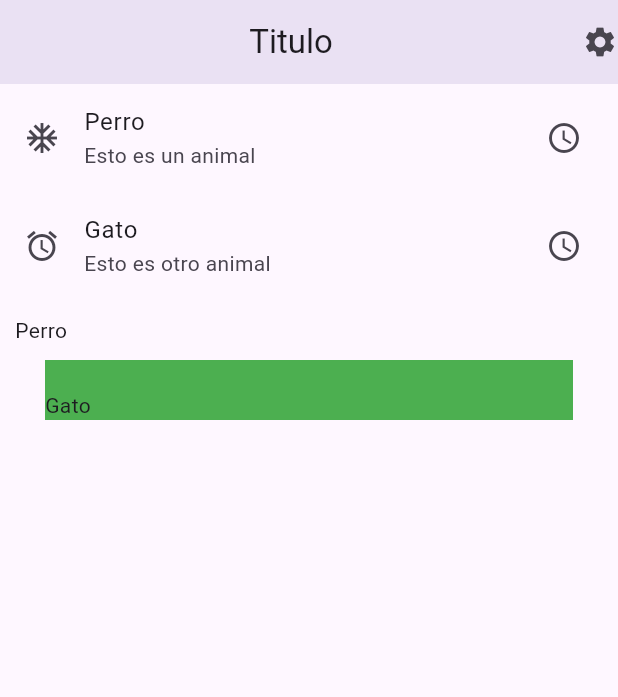
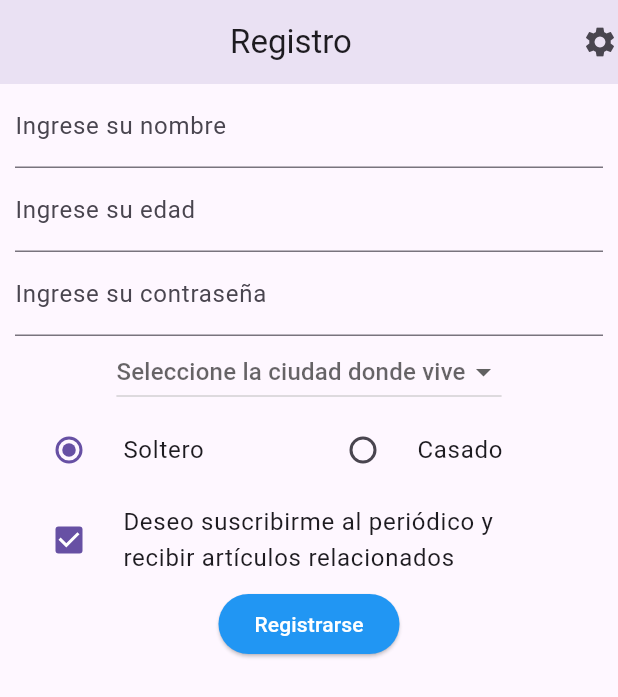
Before and after one commit to Maeliodas/CURSO_FLUTTER, a Flutter app: the screen it shows after launch, on a phone screen of 412 x 824 dp. Shown: the top 697 px of the screen. Run offline on Flutter 3.47's test engine with Material 3 defaults, Android fonts, the phone set to English and light mode, and no system bars.

Commit message:
Reestructurada la clase SecondClass para mejorar la funcionalidad y la presentación visual, reemplazando el diseño anterior por un formulario más completo con campos de entrada, selección y opciones de suscripción. (Video elementos de forma)

```diff
--- a/first_flutter_project/lib/screens/first_screen.dart
+++ b/first_flutter_project/lib/screens/first_screen.dart
@@ -1,47 +1,141 @@
-import 'dart:math';
 import 'package:flutter/material.dart';
 
+class SecondClass extends StatefulWidget {
+  @override
+  _SecondClassState createState() => _SecondClassState();
+}
 
-class SecondClass extends StatelessWidget {
+class _SecondClassState extends State<SecondClass> {
+  String maritalStatus = 'soltero';
+  bool termsChecked = true;
+
+  String? selectedLocation;
+
+  List<String> locations = ['A', 'B', 'C', 'D'];
+
   @override
   Widget build(BuildContext context) {
     return Scaffold(
       appBar: AppBar(
         elevation: 10.0,
-          title: Center(
-            child: Text('Titulo'),
+        title: const Center(
+          child: Text('Registro'),
         ),
-          actions: <Widget>[
-            Icon(Icons.settings)
+        actions: const <Widget>[
+          Icon(Icons.settings),
         ],
       ),
       body: Material(
-          child: ListView(
+        child: SingleChildScrollView(
+          child: Container(
+            margin: const EdgeInsets.symmetric(horizontal: 10.0),
+            child: Form(
+              child: Column(
                 children: <Widget>[
-              ListTile(
-                leading: Icon(Icons.ac_unit),
-                title: Text('Perro'),
-                subtitle: Text('Esto es un animal'),
-                trailing: Icon(Icons.access_time),
+                  TextFormField(
+                    decoration: const InputDecoration(
+                      labelText: 'Ingrese su nombre',
+                      hintText: 'Nombre',
                     ),
-              ListTile(
-                leading: Icon(Icons.access_alarm),
-                title: Text('Gato'),
-                subtitle: Text('Esto es otro animal'),
-                trailing: Icon(Icons.access_time),
                   ),
-              Padding(
-                child: Text('Perro'),
-                padding: EdgeInsets.all(10.0),
+
+                  TextFormField(
+                    decoration: const InputDecoration(
+                      hintText: 'Edad',
+                      labelText: 'Ingrese su edad',
                     ),
-              Container(
-                child: Text('Gato'),
-                margin: EdgeInsets.symmetric(horizontal: 30.0),
-                color: Colors.green,
-                padding: EdgeInsets.only(top: 20.0),
-              )
-            ]
-          )
-        ));
+                    keyboardType: TextInputType.number,
+                  ),
+
+                  TextFormField(
+                    obscureText: true,
+                    decoration: const InputDecoration(
+                      hintText: 'Contraseña',
+                      labelText: 'Ingrese su contraseña',
+                    ),
+                  ),
+
+                  /// Dropdown
+                  DropdownButton<String>(
+                    hint: const Text(
+                      'Seleccione la ciudad donde vive',
+                    ),
+                    value: selectedLocation,
+                    items: locations.map((location) {
+                      return DropdownMenuItem(
+                        value: location,
+                        child: Text(location),
+                      );
+                    }).toList(),
+                    onChanged: (String? value) {
+                      setState(() {
+                        selectedLocation = value;
+                      });
+                    },
+                  ),
+
+                  /// Radios
+                  Row(
+                    mainAxisSize: MainAxisSize.min,
+                    children: <Widget>[
+                      Expanded(
+                        child: RadioListTile<String>(
+                          title: const Text('Soltero'),
+                          value: 'soltero',
+                          groupValue: maritalStatus,
+                          onChanged: (value) {
+                            setState(() {
+                              maritalStatus = value!;
+                            });
+                          },
+                        ),
+                      ),
+                      Expanded(
+                        child: RadioListTile<String>(
+                          title: const Text('Casado'),
+                          value: 'casado',
+                          groupValue: maritalStatus,
+                          onChanged: (value) {
+                            setState(() {
+                              maritalStatus = value!;
+                            });
+                          },
+                        ),
+                      ),
+                    ],
+                  ),
+
+                  /// Checkbox
+                  CheckboxListTile(
+                    controlAffinity: ListTileControlAffinity.leading,
+                    value: termsChecked,
+                    title: const Text(
+                      'Deseo suscribirme al periódico y recibir artículos relacionados',
+                    ),
+                    onChanged: (value) {
+                      setState(() {
+                        termsChecked = value!;
+                      });
+                    },
+                  ),
+
+                  /// Botón
+                  ElevatedButton(
+                    style: ElevatedButton.styleFrom(
+                      backgroundColor: Colors.blue,
+                      foregroundColor: Colors.white,
+                    ),
+                    onPressed: () {
+                      debugPrint("Registro enviado");
+                    },
+                    child: const Text('Registrarse'),
+                  ),
+                ],
+              ),
+            ),
+          ),
+        ),
+      ),
+    );
   }
 }
```
Lines whose indentation alone changed are shown as unchanged.
